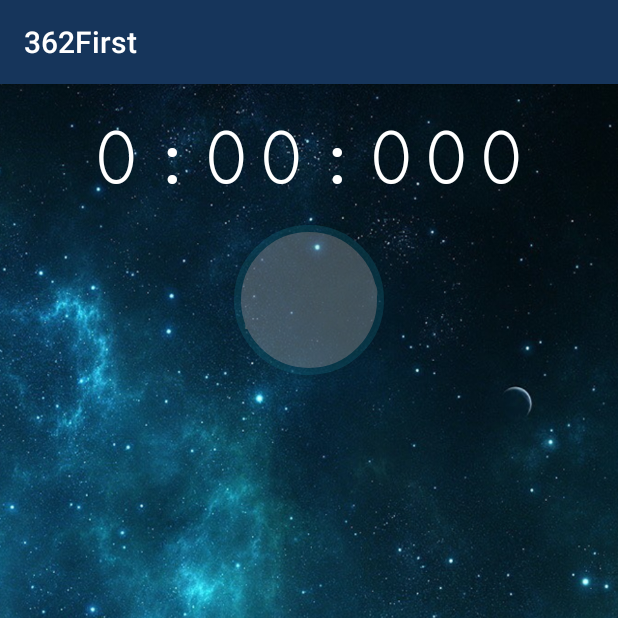
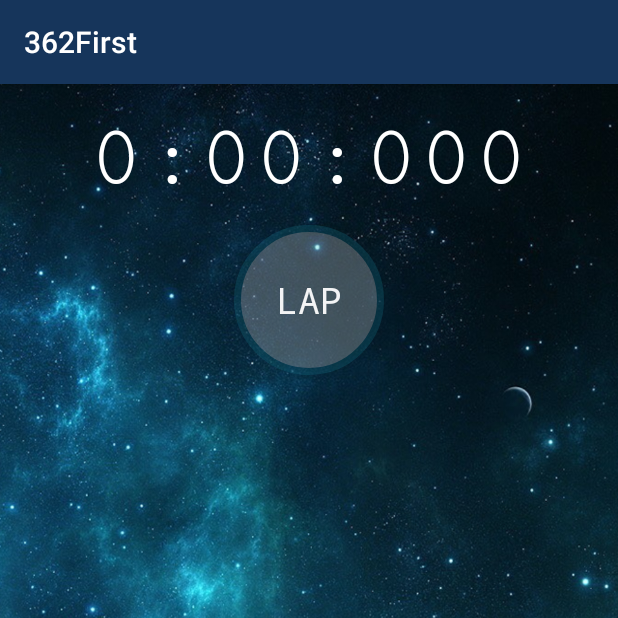
Before and after one commit to davidposs/362First, an Android app: the Stopwatch screen opened directly, with no data from a screen before it, on a phone screen of 412 x 824 dp, the top half of it. Run offline under Robolectric (Android 15) with nearby library versions, the phone set to English and light mode, and no system bars.

```diff
--- a/app/src/main/java/com/example/emily/a362first/MainActivity.java
+++ b/app/src/main/java/com/example/emily/a362first/MainActivity.java
@@ -42,9 +42,9 @@ public class MainActivity extends AppCompatActivity implements SensorEventListen
     protected void onCreate(Bundle savedInstanceState) {
         super.onCreate(savedInstanceState);
         setContentView(R.layout.activity_main);
-        pedomSteps = (TextView) findViewById(R.id.textView7);
+        pedomSteps = (TextView) findViewById(R.id.stepcounter);
         sensorManager = (SensorManager) getSystemService(Context.SENSOR_SERVICE);
-        textview = (TextView) findViewById(R.id.text);
+        textview = (TextView) findViewById(R.id.quote);
         new DownloadXML().execute(URL);
     }//end onCreate
 
--- a/app/src/main/res/layout/activity_stopwatch.xml
+++ b/app/src/main/res/layout/activity_stopwatch.xml
@@ -8,7 +8,6 @@
     android:paddingLeft="@dimen/activity_horizontal_margin"
     android:paddingRight="@dimen/activity_horizontal_margin"
     android:paddingTop="16dp"
-
     android:background="@drawable/space_background"
     tools:context="com.example.emily.a362first.Stopwatch">
 
@@ -40,9 +39,10 @@
     <ListView
         android:id="@+id/listView"
         android:layout_below="@+id/btnLap"
-
         android:layout_marginTop="12dp"
-        android:layout_marginBottom="50dp"
+        android:layout_marginBottom="60dp"
+        android:textAlignment="center"
+        android:layout_centerHorizontal="true"
         android:layout_width="match_parent"
         android:layout_height="match_parent">
     </ListView>
@@ -74,8 +74,6 @@
         android:fontFamily="serif-monospace" />
 
     <Button
-        android:text="@string/Lap"
-        android:textColor="#FFFFFF"
         android:id="@+id/btnLap"
         android:textSize = "50sp"
         android:background="@drawable/circular_button"
@@ -86,4 +84,16 @@
         android:layout_centerHorizontal="true"
         android:layout_marginTop="11dp" />
 
+    <TextView
+        android:id="@+id/lapText"
+        android:text="LAP"
+        android:textSize="24sp"
+        android:textColor="#ffffffff"
+        android:layout_width="wrap_content"
+        android:layout_height="wrap_content"
+        android:fontFamily="monospace"
+        android:layout_alignTop="@+id/btnLap"
+        android:layout_centerHorizontal="true"
+        android:layout_marginTop="33dp" />
+
 </RelativeLayout>
```
Also changed, not shown: app/src/main/res/layout/activity_main.xml (+90 -87 lines).
